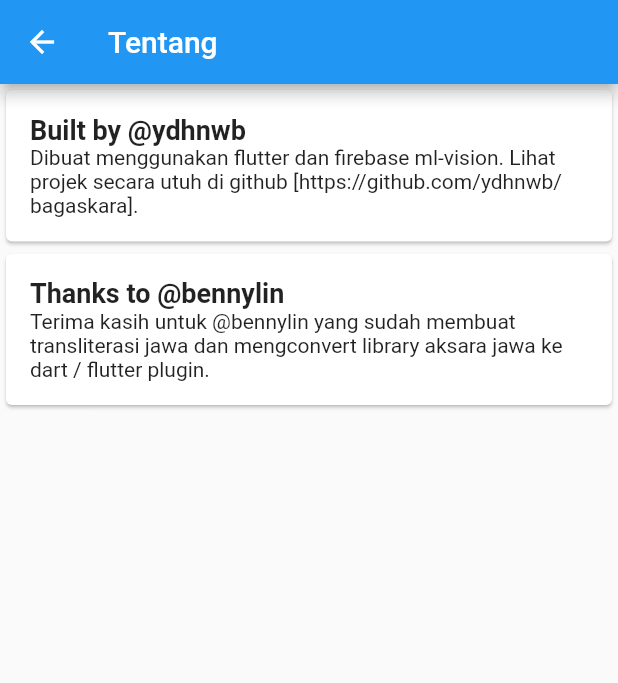
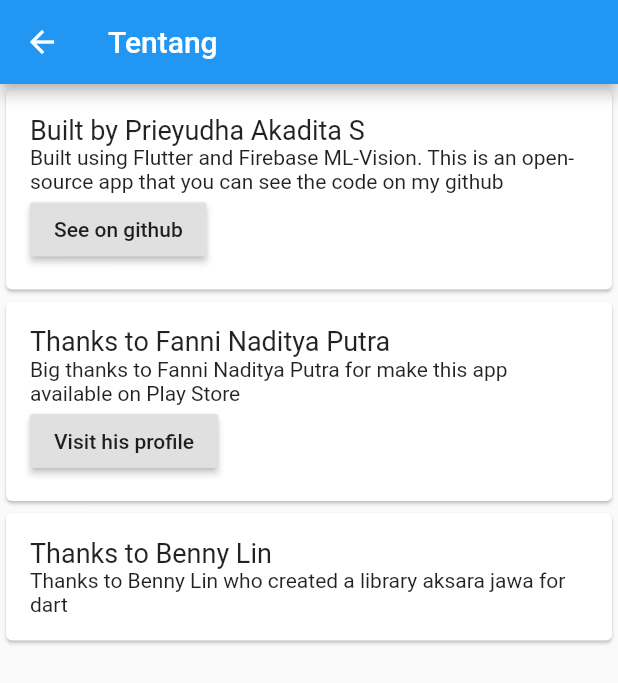
Before and after one commit to ydhnwb/bagaskara, a Flutter app: the AboutPage screen opened directly, on a phone screen of 412 x 824 dp. Shown: the top 683 px of the screen. Run offline on Flutter 3.47's test engine with Material 2 defaults, Android fonts, the phone set to English and light mode, and no system bars; our stand-ins replace bloc, equatable, flutter_bloc, image_picker, shared_preferences; missing offline and left inert: aksara, firebase_ml_vision; accounts and stored records are empty.

Commit message:
Upgrade flutter version and support dark theme

```diff
--- a/lib/bloc/aksara/aksara_state.dart
+++ b/lib/bloc/aksara/aksara_state.dart
@@ -15,9 +15,9 @@ class AksaraLoadingState extends AksaraState{
 }
 
 class AksaraLoadedState extends AksaraState{
-  String domainText = "";
-  String targetText = "";
-  bool isFromFile = false;
+  final String domainText;
+  final String targetText;
+  final bool isFromFile;
   AksaraLoadedState({@required this.domainText, @required this.targetText, @required this.isFromFile});
   @override
   List<Object> get props => [domainText, targetText];
--- a/lib/main.dart
+++ b/lib/main.dart
@@ -3,7 +3,7 @@ import 'package:flutter/material.dart';
 import 'package:bagaskara_redefined/pages/home_page.dart';
 import 'package:flutter_bloc/flutter_bloc.dart';
 
-void main(){
+void main() {
   runApp(MyApp());
 }
 
@@ -11,14 +11,16 @@ class MyApp extends StatelessWidget {
   @override
   Widget build(BuildContext context) {
     return MaterialApp(
-      title: 'Flutter Demo',
+        title: 'Bagaskara',
         theme: ThemeData(
+          brightness: Brightness.light,
           primarySwatch: Colors.blue,
+          visualDensity: VisualDensity.adaptivePlatformDensity,
         ),
+        darkTheme: ThemeData(brightness: Brightness.dark),
         home: BlocProvider<AksaraBloc>(
           create: (context) => AksaraBloc(),
           child: HomePage(),
-      )
-    );
+        ));
   }
 }
--- a/lib/pages/about_page.dart
+++ b/lib/pages/about_page.dart
@@ -22,48 +22,77 @@ class AboutPage extends StatelessWidget {
                       mainAxisAlignment: MainAxisAlignment.start,
                       crossAxisAlignment: CrossAxisAlignment.start,
                       children: <Widget>[
-                      Text("Built by @ydhnwb", style: TextStyle(
+                        Text(
+                          "Built by Prieyudha Akadita S",
+                          style: TextStyle(
                             fontSize: 18,
-                        fontWeight: FontWeight.bold
-                      ),),
-                      Text("Dibuat menggunakan flutter dan firebase ml-vision. Lihat projek secara utuh di github [https://github.com/ydhnwb/bagaskara]."),
-                    ],
-                  )
                           ),
                         ),
+                        Text(
+                            "Built using Flutter and Firebase ML-Vision. This is an open-source app that you can see the code on my github"),
+                        RaisedButton(
+                          onPressed: () =>
+                              _launchURL("https://github.com/ydhnwb/bagaskara"),
+                          child: Text("See on github"),
+                        )
+                      ],
+                    )),
               ),
-
-
-
+            ),
             Card(
               child: InkWell(
-                onTap: (){},
+                onTap: () {},
                 child: Padding(
                     padding: EdgeInsets.all(16),
                     child: Column(
                       mainAxisAlignment: MainAxisAlignment.start,
                       crossAxisAlignment: CrossAxisAlignment.start,
                       children: <Widget>[
-                      Text("Thanks to @bennylin", style: TextStyle(
+                        Text(
+                          "Thanks to Fanni Naditya Putra",
+                          style: TextStyle(
                             fontSize: 18,
-                        fontWeight: FontWeight.bold
-                      ),),
-                      Text("Terima kasih untuk @bennylin yang sudah membuat transliterasi jawa dan mengconvert library aksara jawa ke dart / flutter plugin."),
-                    ],
-                  )
                           ),
                         ),
+                        Text(
+                            "Big thanks to Fanni Naditya Putra for make this app available on Play Store"),
+                        RaisedButton(
+                          onPressed: () =>
+                              _launchURL("https://instagram.com/fanninputra"),
+                          child: Text("Visit his profile"),
+                        )
+                      ],
+                    )),
               ),
-
+            ),
+            Card(
+              child: InkWell(
+                onTap: () {},
+                child: Padding(
+                    padding: EdgeInsets.all(16),
+                    child: Column(
+                      mainAxisAlignment: MainAxisAlignment.start,
+                      crossAxisAlignment: CrossAxisAlignment.start,
+                      children: <Widget>[
+                        Text(
+                          "Thanks to Benny Lin",
+                          style: TextStyle(
+                            fontSize: 18,
+                          ),
+                        ),
+                        Text(
+                            "Thanks to Benny Lin who created a library aksara jawa for dart"),
+                      ],
+                    )),
+              ),
+            ),
           ],
         ),
       ),
-
     );
   }
 
-  _launchURL(String s) async {
-    String url = s;
+  _launchURL(String url) async {
     if (await canLaunch(url)) {
       await launch(url);
     } else {
--- a/lib/pages/home_page.dart
+++ b/lib/pages/home_page.dart
@@ -50,7 +50,6 @@ class _HomePageState extends State<HomePage> {
             child: CircularProgressIndicator(),
           );
         } else if (state is AksaraLoadingState) {
-          print("is load");
           return Center(
             child: CircularProgressIndicator(),
           );
@@ -69,7 +68,7 @@ class _HomePageState extends State<HomePage> {
                   PreferredSize(
                     preferredSize: Size(_size.width, 56),
                     child: Material(
-                      color: Colors.white,
+                      // color: Colors.white,
                       elevation: 2.0,
                       child: Container(
                         padding: EdgeInsets.symmetric(horizontal: 16),
@@ -138,7 +137,7 @@ class _HomePageState extends State<HomePage> {
                     child: Container(
                       padding: EdgeInsets.only(
                           top: 0, bottom: 20, left: 20, right: 20),
-                      decoration: BoxDecoration(color: Colors.white),
+                      // decoration: BoxDecoration(color: Colors.white),
                       width: _size.width,
                       child: Column(
                         crossAxisAlignment: CrossAxisAlignment.center,
@@ -243,10 +242,8 @@ class _HomePageState extends State<HomePage> {
                           });
                           Navigator.pop(context);
                           _aksaraBloc.add(ScanFromCamera());
-                      }
-                  )
-                ]
-              );
+                        })
+                  ]);
             },
           );
         },
--- a/pubspec.yaml
+++ b/pubspec.yaml
@@ -29,7 +29,7 @@ dependencies:
   firebase_ml_vision: ^0.9.3+5
   image_picker: ^0.6.2+3
   shared_preferences: ^0.5.6
-  url_launcher: ^5.4.1
+  url_launcher: ^5.7.10
 
 dev_dependencies:
   flutter_test:
```
Also changed, not shown: pubspec.lock, 6 other files. Lines whose indentation alone changed are shown as unchanged.
